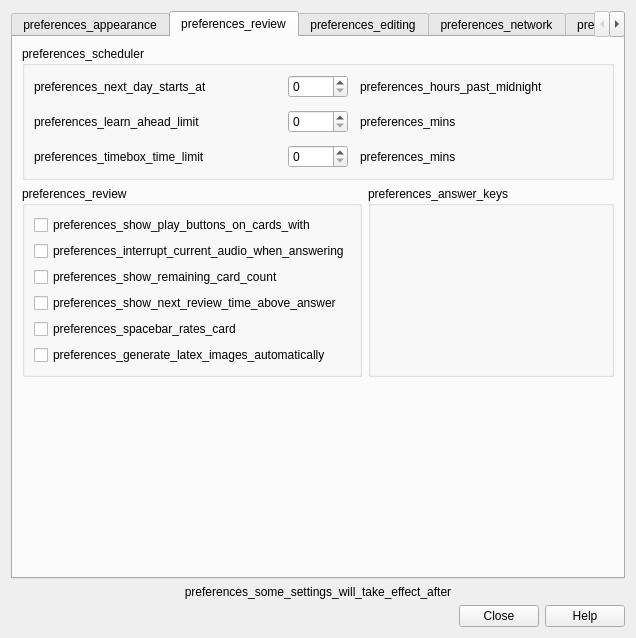
Old version of the form qt/aqt/forms/preferences.ui in the repository ankitects/anki.
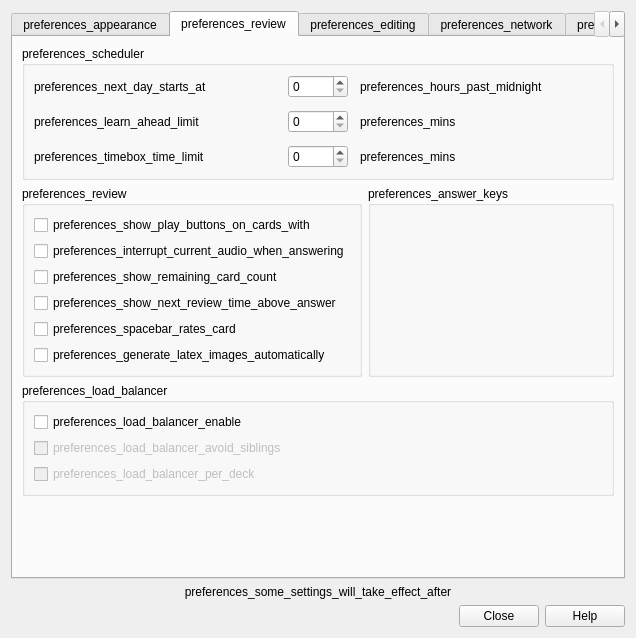
New version of the form. The open tabs and pages were chosen to show the change.

Commit message: add configuration options; option to load balance per deck

Diff of the .ui file:
```diff
--- a/qt/aqt/forms/preferences.ui
+++ b/qt/aqt/forms/preferences.ui
@@ -438,6 +438,42 @@
          </item>
         </layout>
        </item>
+       <item>
+        <widget class="QGroupBox" name="groupBox">
+         <property name="title">
+          <string>preferences_load_balancer</string>
+         </property>
+         <layout class="QVBoxLayout" name="verticalLayout_7">
+          <item>
+           <widget class="QCheckBox" name="load_balancer_enable">
+            <property name="text">
+             <string>preferences_load_balancer_enable</string>
+            </property>
+           </widget>
+          </item>
+          <item>
+           <widget class="QCheckBox" name="load_balancer_avoid_siblings">
+            <property name="enabled">
+             <bool>false</bool>
+            </property>
+            <property name="text">
+             <string>preferences_load_balancer_avoid_siblings</string>
+            </property>
+           </widget>
+          </item>
+          <item>
+           <widget class="QCheckBox" name="load_balancer_per_deck">
+            <property name="enabled">
+             <bool>false</bool>
+            </property>
+            <property name="text">
+             <string>preferences_load_balancer_per_deck</string>
+            </property>
+           </widget>
+          </item>
+         </layout>
+        </widget>
+       </item>
        <item>
         <spacer name="verticalSpacer_12">
          <property name="orientation">
```
The commit also changes 9 other files.
